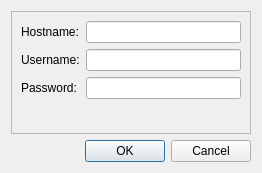
First picture: the form in src/gui/forms/sqlconfig.ui, repository stevenvergenz/chemecher, before the edit.
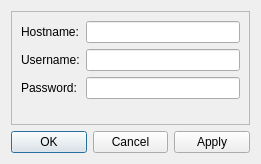
Second picture: the form after the edit.

```diff
--- a/src/gui/forms/sqlconfig.ui
+++ b/src/gui/forms/sqlconfig.ui
@@ -6,10 +6,22 @@
    <rect>
     <x>0</x>
     <y>0</y>
-    <width>262</width>
-    <height>173</height>
+    <width>261</width>
+    <height>164</height>
    </rect>
   </property>
+  <property name="minimumSize">
+   <size>
+    <width>261</width>
+    <height>164</height>
+   </size>
+  </property>
+  <property name="maximumSize">
+   <size>
+    <width>448</width>
+    <height>164</height>
+   </size>
+  </property>
   <property name="windowTitle">
    <string>SQL Configuration</string>
   </property>
@@ -69,7 +81,7 @@
       <enum>Qt::Horizontal</enum>
      </property>
      <property name="standardButtons">
-      <set>QDialogButtonBox::Cancel|QDialogButtonBox::Ok</set>
+      <set>QDialogButtonBox::Apply|QDialogButtonBox::Cancel|QDialogButtonBox::Ok</set>
      </property>
     </widget>
    </item>
```
